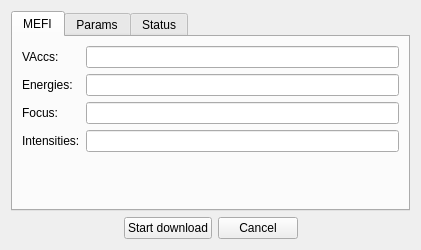
First picture: the form in dialog.ui, repository hibtc/Emittanzmessung, before the edit.
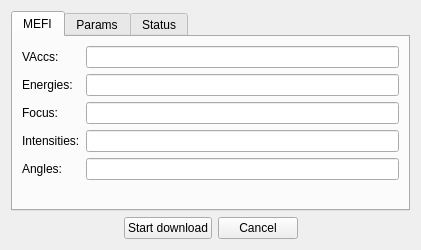
Second picture: the form after the edit.

Commit message: Add gantry angle setting

What changed in the file:
```diff
--- a/dialog.ui
+++ b/dialog.ui
@@ -54,6 +54,13 @@
            </property>
           </widget>
          </item>
+         <item row="4" column="0">
+          <widget class="QLabel" name="label_5">
+           <property name="text">
+            <string>Angles:</string>
+           </property>
+          </widget>
+         </item>
          <item row="0" column="1">
           <widget class="QLineEdit" name="ctrl_vacc"/>
          </item>
@@ -66,6 +73,9 @@
          <item row="3" column="1">
           <widget class="QLineEdit" name="ctrl_intensity"/>
          </item>
+         <item row="4" column="1">
+          <widget class="QLineEdit" name="ctrl_angle"/>
+         </item>
         </layout>
        </item>
       </layout>
```
The commit also changes 1 other file.
